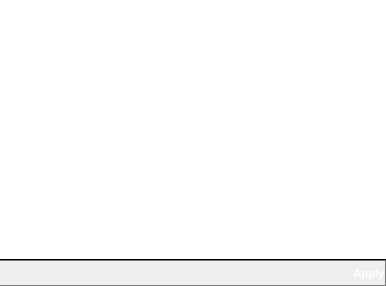
Above: plugins/perspective/GraphPerspective/designer/FiltersManager.ui from vadivelselvaraj/TulipGLImprovement before the change. Below: the same form after it.
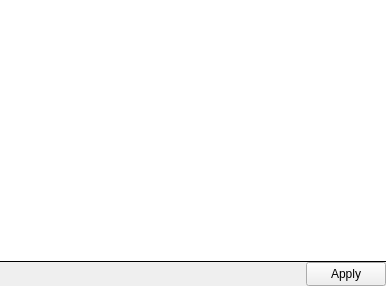
That is the form after the change. Icons and pictures are not drawn. Custom widgets are drawn as their Qt base class.

```diff
--- a/plugins/perspective/GraphPerspective/designer/FiltersManager.ui
+++ b/plugins/perspective/GraphPerspective/designer/FiltersManager.ui
@@ -53,58 +53,14 @@
         <x>0</x>
         <y>0</y>
         <width>386</width>
-        <height>250</height>
+        <height>251</height>
        </rect>
       </property>
      </widget>
     </widget>
    </item>
    <item>
-    <widget class="QFrame" name="controlsFrame">
-     <property name="styleSheet">
-      <string notr="true">/*#controlsFrame {
-background-color: white;
-border-top: 0px;
-border-bottom: 1px solid &quot;#C9C9C9&quot;;
-border-left: 1px solid &quot;#C9C9C9&quot;;
-border-right: 0px;
-}*/
-* {
-color: white;
-font: bold 11px;
-}
-
-#controlsFrame {
-border-top: 1px solid rgba(117,117,117,255);
-border-bottom: 1px solid rgba(117,117,117,255);
-border-right: 1px solid rgba(117,117,117,255);
-border-left: 0px;
-background-color: qlineargradient(spread:pad, x1:0, y1:0, x2:, y2:1, 
-stop:0 rgb(75,75,75),
-stop:1 rgb(60, 60, 60));
-}
-
-QPushButton {
-border: 0px;
-border-image: none;
-}
-
-QPushButton:hover {
-border: 0px;
-border-image: none;
-background-color: qlineargradient(spread:pad, x1:0, y1:0, x2:, y2:1, 
-stop:0 rgb(85,85,85),
-stop:1 rgb(70, 70, 70));
-}
-
-QPushButton:pressed, .QPushButton:checked {
-border: 0px;
-border-image: none;
-background-color: qlineargradient(spread:pad, x1:0, y1:0, x2:, y2:1, 
-stop:0 rgb(65,65,65),
-stop:1 rgb(50, 50, 50));
-}</string>
-     </property>
+    <widget class="ControlFrame" name="controlsFrame">
      <property name="frameShape">
       <enum>QFrame::NoFrame</enum>
      </property>
@@ -113,7 +69,7 @@
      </property>
      <layout class="QHBoxLayout" name="horizontalLayout">
       <property name="spacing">
-       <number>2</number>
+       <number>0</number>
       </property>
       <property name="margin">
        <number>0</number>
@@ -163,6 +119,12 @@
    <header>HeaderFrame.h</header>
    <container>1</container>
   </customwidget>
+  <customwidget>
+   <class>ControlFrame</class>
+   <extends>QFrame</extends>
+   <header>ControlFrame.h</header>
+   <container>1</container>
+  </customwidget>
  </customwidgets>
  <resources/>
  <connections/>
```
Left out of the diff: 3 changed lines with no effect on the pictures.
